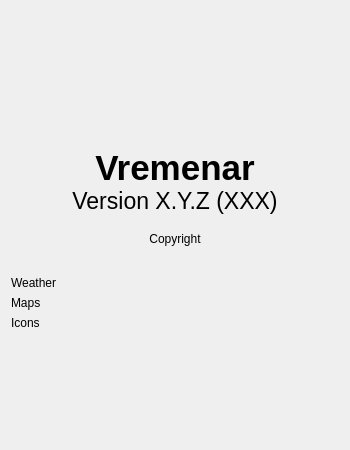
First picture: the form in src/application/dialogs/AboutDialog.ui, repository ntadej/Vremenar, before the edit.
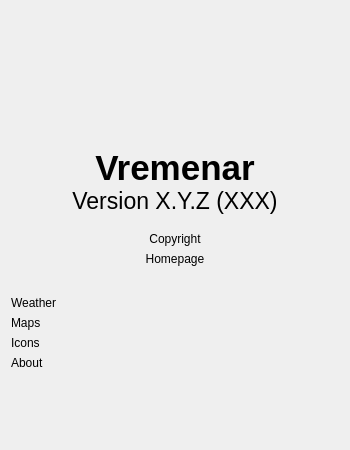
Second picture: the form after the edit. Icons and pictures are not drawn.

Commit message: Add some links to the homepage

Diff of the .ui file:
```diff
--- a/src/application/dialogs/AboutDialog.ui
+++ b/src/application/dialogs/AboutDialog.ui
@@ -139,6 +139,19 @@
      </property>
     </widget>
    </item>
+   <item>
+    <widget class="QLabel" name="labelHomepage">
+     <property name="text">
+      <string notr="true">Homepage</string>
+     </property>
+     <property name="alignment">
+      <set>Qt::AlignCenter</set>
+     </property>
+     <property name="openExternalLinks">
+      <bool>true</bool>
+     </property>
+    </widget>
+   </item>
    <item>
     <spacer name="spacerCopyright">
      <property name="orientation">
@@ -194,6 +207,19 @@
      </property>
     </widget>
    </item>
+   <item>
+    <widget class="QLabel" name="labelAbout">
+     <property name="text">
+      <string notr="true">About</string>
+     </property>
+     <property name="wordWrap">
+      <bool>true</bool>
+     </property>
+     <property name="openExternalLinks">
+      <bool>true</bool>
+     </property>
+    </widget>
+   </item>
    <item>
     <spacer name="spacerBottom">
      <property name="orientation">
```
The commit also changes 10 other files.
